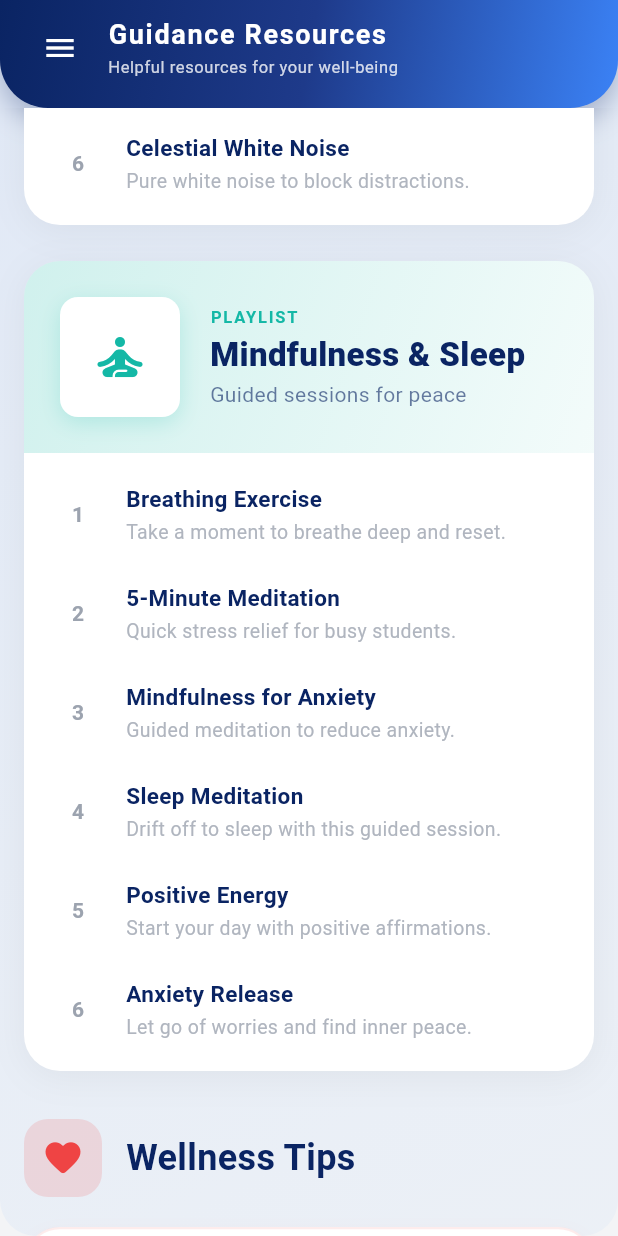
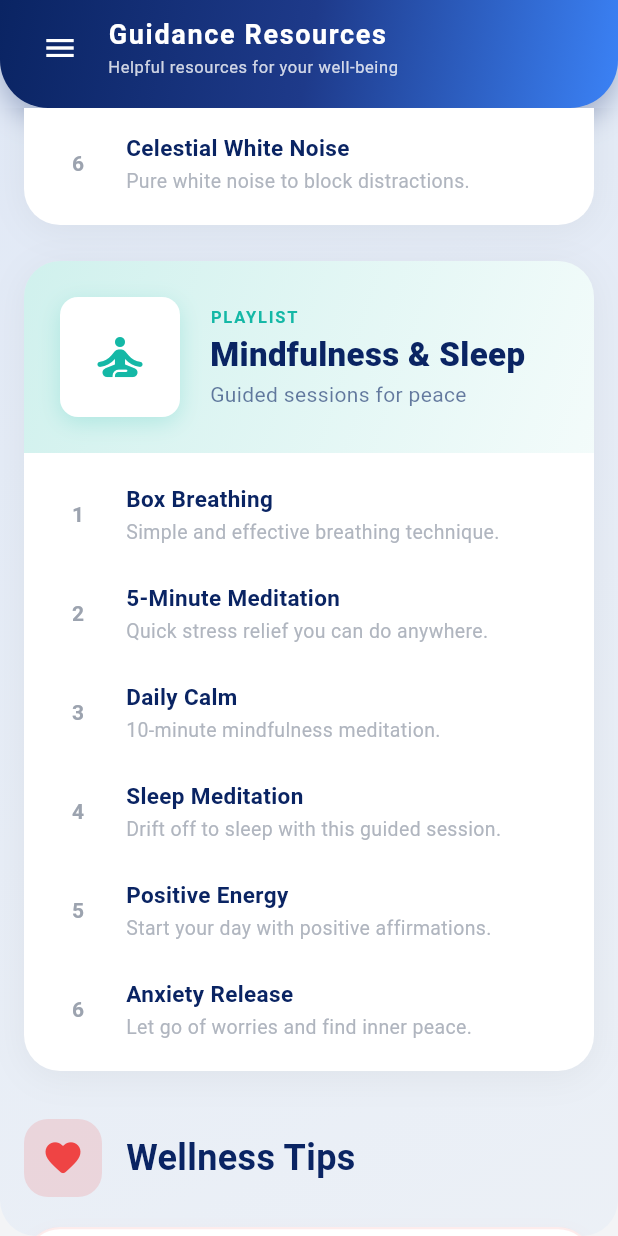
Before and after one commit to guidancemanagementfcureport/fcu_guidance, a Flutter app: the GuidanceResourcesPage screen opened by its route, scrolled down 1152 dp, on a phone screen of 412 x 824 dp. Run offline on Flutter 3.47's test engine with Material 3 defaults, Android fonts, the phone set to English and light mode, and no system bars; drawn by our look-alikes of flutter_animate, toastification; our stand-ins replace file_picker, go_router, pdf, printing, supabase_flutter, youtube_player_iframe; missing offline and left inert: dart:html, excel; accounts and stored records are empty; network calls fail.

Commit message:
fix: updated wellness resource links to reliable sources

```diff
--- a/lib/pages/student/guidance_resources_page.dart
+++ b/lib/pages/student/guidance_resources_page.dart
@@ -61,67 +61,67 @@ class _GuidanceResourcesPageState extends State<GuidanceResourcesPage> {
   // Mock Data for Playlists
   final List<Map<String, dynamic>> _musicTracks = [
     {
-      'title': 'Focus & Relax Music',
-      'description': 'Calming lo-fi beats to help you study or relax.',
-      'url': 'https://youtu.be/1ZYbU82GVz4?si=dif153OtXexMqS1a',
+      'title': 'Lofi Hip Hop Radio',
+      'description': 'Beats to relax/study to - Lofi Girl.',
+      'url': 'https://www.youtube.com/watch?v=jfKfPfyJRdk',
     },
     {
       'title': 'Deep Focus Music',
       'description': 'Ambient soundscapes for deep concentration.',
-      'url': 'https://www.youtube.com/watch?v=WPni755-Krg',
+      'url': 'https://www.youtube.com/watch?v=84_qUv10ZTU',
     },
     {
       'title': 'Study with Me',
       'description': 'Real-time study session with calming background.',
-      'url': 'https://www.youtube.com/watch?v=M5QY2_8704o',
+      'url': 'https://www.youtube.com/watch?v=0sQcI03i8V4',
     },
     {
       'title': 'Piano for Studying',
-      'description': 'Soft piano music to enhance focus.',
-      'url': 'https://www.youtube.com/watch?v=XULUBg_ZcAU',
+      'description': 'Relaxing piano music to enhance focus.',
+      'url': 'https://www.youtube.com/watch?v=WJ3-F02-F_Y',
     },
     {
       'title': 'Rainy Jazz Cafe',
       'description': 'Smooth jazz and rain sounds for relaxation.',
-      'url': 'https://www.youtube.com/watch?v=2OEL4P1Rz04',
+      'url': 'https://www.youtube.com/watch?v=VMAPTo7RVCo',
     },
     {
       'title': 'Celestial White Noise',
       'description': 'Pure white noise to block distractions.',
-      'url': 'https://www.youtube.com/watch?v=wZKzdFCxAgk',
+      'url': 'https://www.youtube.com/watch?v=NMRE8U9VjVI',
     },
   ];
 
   final List<Map<String, dynamic>> _meditationTracks = [
     {
-      'title': 'Breathing Exercise',
-      'description': 'Take a moment to breathe deep and reset.',
-      'url': 'https://www.youtube.com/watch?v=inpok4MKVLM',
+      'title': 'Box Breathing',
+      'description': 'Simple and effective breathing technique.',
+      'url': 'https://www.youtube.com/watch?v=kpSGVX4tDcs',
     },
     {
       'title': '5-Minute Meditation',
-      'description': 'Quick stress relief for busy students.',
-      'url': 'https://www.youtube.com/watch?v=ssss7V1_eyA',
+      'description': 'Quick stress relief you can do anywhere.',
+      'url': 'https://www.youtube.com/watch?v=zSkFFW-5-DY',
     },
     {
-      'title': 'Mindfulness for Anxiety',
-      'description': 'Guided meditation to reduce anxiety.',
-      'url': 'https://www.youtube.com/watch?v=O-6f5wQXSu8',
+      'title': 'Daily Calm',
+      'description': '10-minute mindfulness meditation.',
+      'url': 'https://www.youtube.com/watch?v=ZToicYcHIOU',
     },
     {
       'title': 'Sleep Meditation',
       'description': 'Drift off to sleep with this guided session.',
-      'url': 'https://www.youtube.com/watch?v=aEqlQvczMJQ',
+      'url': 'https://www.youtube.com/watch?v=TxT0K5t-Fj0',
     },
     {
       'title': 'Positive Energy',
       'description': 'Start your day with positive affirmations.',
-      'url': 'https://www.youtube.com/watch?v=s0PO2x66ljo',
+      'url': 'https://www.youtube.com/watch?v=hZ3s5R29_2I',
     },
     {
       'title': 'Anxiety Release',
       'description': 'Let go of worries and find inner peace.',
-      'url': 'https://www.youtube.com/watch?v=lFcSrYw-ARY',
+      'url': 'https://www.youtube.com/watch?v=O-6f5wQXSu8',
     },
   ];
 
```
Also changed, not shown: 3 other files.
